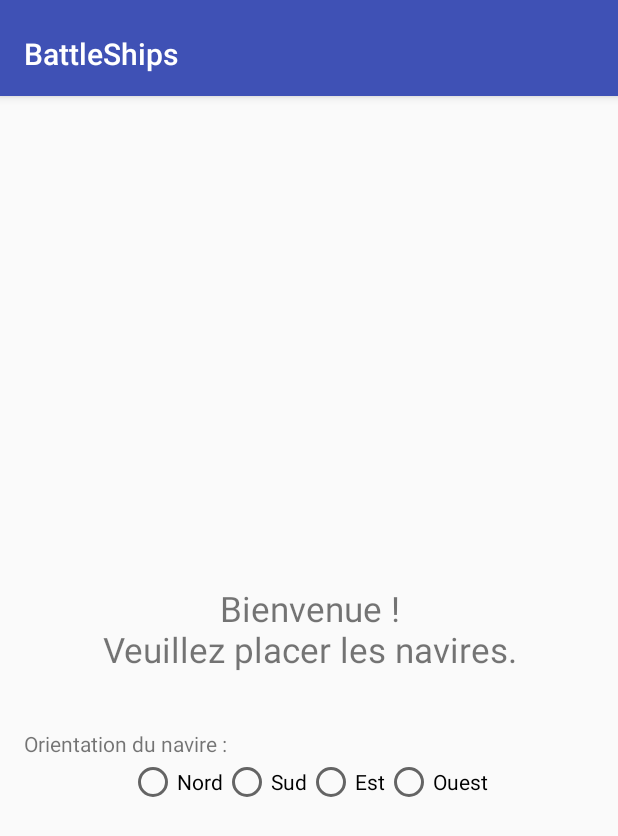
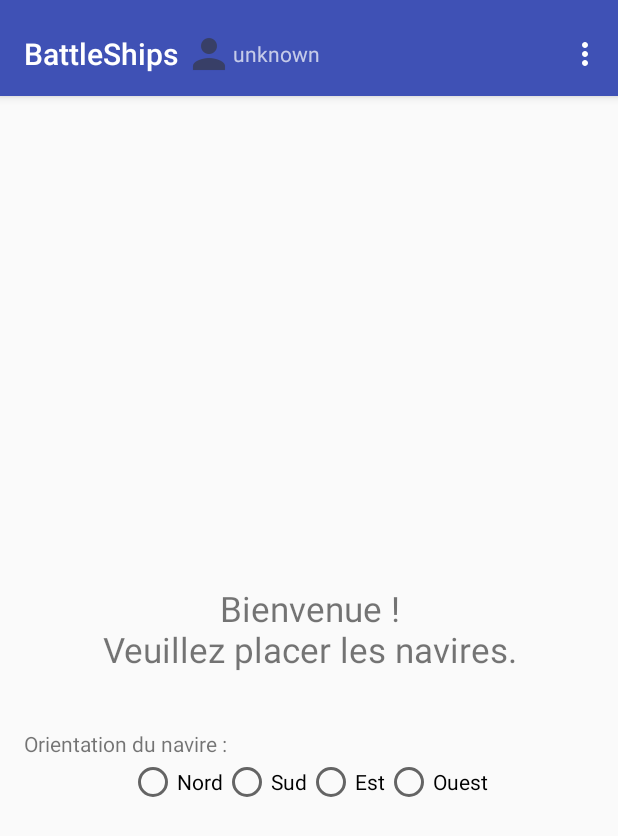
Before and after one commit to mklecha/BattleShips-ENSTA, an Android app: the PutShipsActivity screen opened directly, with no data from a screen before it, on a phone screen of 412 x 824 dp. Shown: the top 836 px of the screen. Run offline under Robolectric (Android 15) with nearby library versions, the phone set to English and light mode, and no system bars; 7 statements that could not run were skipped.

Commit message:
-added customizable toolbar to PutShipsActivity -added player name to toolbar

```diff
--- a/app/src/main/java/com/excilys/formation/battleships/android/ui/BattleShipsApplication.java
+++ b/app/src/main/java/com/excilys/formation/battleships/android/ui/BattleShipsApplication.java
@@ -14,6 +14,9 @@ import java.util.Random;
 
 
 public class BattleShipsApplication extends Application {
+
+    public static final String NAME_KEY = "player_name";
+    public static final String PREF_NAME = "Pref";
     private static Game game;
 
     private static Player[] mPlayers;
--- a/app/src/main/java/com/excilys/formation/battleships/android/ui/BoardActivity.java
+++ b/app/src/main/java/com/excilys/formation/battleships/android/ui/BoardActivity.java
@@ -52,7 +52,7 @@ public class BoardActivity extends AppCompatActivity implements BoardGridFragmen
         // setup layout
         setContentView(R.layout.activity_game_session);
 
-        // init toolbar
+        // init put_ships_toolbar
         Toolbar toolbar = (Toolbar) findViewById(R.id.toolbar);
         setSupportActionBar(toolbar);
 
--- a/app/src/main/java/com/excilys/formation/battleships/android/ui/PlayerNameActivity.java
+++ b/app/src/main/java/com/excilys/formation/battleships/android/ui/PlayerNameActivity.java
@@ -9,8 +9,11 @@ import android.widget.EditText;
 
 import battleships.formation.excilys.com.battleships.R;
 
+import static com.excilys.formation.battleships.android.ui.BattleShipsApplication.NAME_KEY;
+import static com.excilys.formation.battleships.android.ui.BattleShipsApplication.PREF_NAME;
+
 public class PlayerNameActivity extends AppCompatActivity {
-    private static final String NAME_KEY = "player_name";
+
 
     EditText mNameEditText;
     SharedPreferences preferences;
@@ -19,7 +22,7 @@ public class PlayerNameActivity extends AppCompatActivity {
     @Override
     protected void onCreate(Bundle savedInstanceState) {
         super.onCreate(savedInstanceState);
-        preferences = getApplicationContext().getSharedPreferences("Pref", MODE_PRIVATE);
+        preferences = getApplicationContext().getSharedPreferences(PREF_NAME, MODE_PRIVATE);
 
         String name = preferences.getString(NAME_KEY, null);
         if (name != null) {
--- a/app/src/main/java/com/excilys/formation/battleships/android/ui/PutShipsActivity.java
+++ b/app/src/main/java/com/excilys/formation/battleships/android/ui/PutShipsActivity.java
@@ -1,12 +1,14 @@
 package com.excilys.formation.battleships.android.ui;
 
 import android.content.Intent;
+import android.content.SharedPreferences;
 import android.os.Bundle;
 import android.support.design.widget.Snackbar;
 import android.support.v4.app.Fragment;
 import android.support.v7.app.AppCompatActivity;
 import android.support.v7.widget.Toolbar;
 import android.util.Log;
+import android.view.Menu;
 import android.view.View;
 import android.widget.RadioButton;
 import android.widget.RadioGroup;
@@ -20,6 +22,9 @@ import java.util.Locale;
 
 import battleships.formation.excilys.com.battleships.R;
 
+import static com.excilys.formation.battleships.android.ui.BattleShipsApplication.NAME_KEY;
+import static com.excilys.formation.battleships.android.ui.BattleShipsApplication.PREF_NAME;
+
 public class PutShipsActivity extends AppCompatActivity implements BoardGridFragment.BoardGridFragmentListener {
     private static final String TAG = PutShipsActivity.class.getSimpleName();
 
@@ -32,7 +37,9 @@ public class PutShipsActivity extends AppCompatActivity implements BoardGridFrag
     private RadioButton mEastRadio;
     private RadioButton mWestRadio;
     private TextView mShipName;
+    private TextView mPlayerName;
     private View mLayout;
+    private Toolbar mToolbar;
 
     /* ***
      * Attributes
@@ -49,9 +56,17 @@ public class PutShipsActivity extends AppCompatActivity implements BoardGridFrag
         // Setup the layout
         setContentView(R.layout.activity_put_ships);
 
-        // Init the toolbar
-        Toolbar toolbar = (Toolbar) findViewById(R.id.toolbar);
-        setSupportActionBar(toolbar);
+        // Init the put_ships_toolbar
+        mToolbar = (Toolbar) findViewById(R.id.putship_toolbar_actionbar);
+        setSupportActionBar(mToolbar);
+        try {
+            getActionBar().setTitle("");
+            getActionBar().setDisplayShowTitleEnabled(false);
+            getActionBar().setDisplayShowHomeEnabled(false);
+        } catch (Exception ex){}
+
+        mPlayerName = (TextView)mToolbar.findViewById(R.id.tvPlayerName);
+        mPlayerName.setText(getPlayerName());
 
         mLayout = findViewById(R.id.main_content);
         mOrientationRadioGroup = (RadioGroup) findViewById(R.id.putship_radios_orientation);
@@ -81,6 +96,12 @@ public class PutShipsActivity extends AppCompatActivity implements BoardGridFrag
 
         updateRadioButton();
         updateNextShipNameToDisplay();
+    }
+
+    @Override
+    public boolean onCreateOptionsMenu(Menu menu) {
+        getMenuInflater().inflate(R.menu.put_ships, menu);
+        return true;
     }
 
     @Override
@@ -160,4 +181,9 @@ public class PutShipsActivity extends AppCompatActivity implements BoardGridFrag
             mShipName.setText(text);
         }
     }
+
+    private String getPlayerName(){
+        SharedPreferences preferences = getApplicationContext().getSharedPreferences(PREF_NAME, MODE_PRIVATE);
+        return preferences.getString(NAME_KEY,"unknown");
+    }
 }
--- a/app/src/main/res/layout/activity_put_ships.xml
+++ b/app/src/main/res/layout/activity_put_ships.xml
@@ -8,6 +8,8 @@
     android:fitsSystemWindows="true"
     tools:context="com.excilys.formation.battleships.android.ui.PutShipsActivity">
 
+
+
     <ScrollView
         android:layout_width="match_parent"
         android:layout_height="match_parent">
@@ -17,7 +19,7 @@
             android:layout_height="match_parent"
             app:layout_behavior="@string/appbar_scrolling_view_behavior">
 
-            <!-- La toolbar -->
+            <!-- La put_ships_toolbar -->
             <android.support.design.widget.AppBarLayout
                 android:id="@+id/appbar"
                 android:layout_width="match_parent"
@@ -25,15 +27,7 @@
                 android:paddingTop="@dimen/appbar_padding_top"
                 android:theme="@style/AppTheme.AppBarOverlay">
 
-                <android.support.v7.widget.Toolbar
-                    android:id="@+id/toolbar"
-                    android:layout_width="match_parent"
-                    android:layout_height="?attr/actionBarSize"
-                    android:background="?attr/colorPrimary"
-                    app:layout_scrollFlags="scroll|enterAlways"
-                    app:popupTheme="@style/AppTheme.PopupOverlay">
-
-                </android.support.v7.widget.Toolbar>
+                <include layout="@layout/put_ships_toolbar" />
             </android.support.design.widget.AppBarLayout>
 
             <!-- Le reste de l'ecran -->
--- /dev/null
+++ b/app/src/main/res/layout/put_ships_toolbar.xml
@@ -0,0 +1,26 @@
+<?xml version="1.0" encoding="utf-8"?>
+<android.support.v7.widget.Toolbar xmlns:android="http://schemas.android.com/apk/res/android"
+    xmlns:app="http://schemas.android.com/apk/res-auto"
+    android:id="@+id/putship_toolbar_actionbar"
+    android:layout_width="match_parent"
+    app:theme="@style/ThemeOverlay.AppCompat.Dark.ActionBar"
+    android:layout_height="?android:actionBarSize"
+    android:background="@color/colorPrimary">
+
+    <LinearLayout
+        android:orientation="horizontal"
+        android:layout_width="wrap_content"
+        android:layout_height="wrap_content">
+        <ImageView
+            android:layout_gravity="center_vertical"
+            android:src="@drawable/ic_player"
+            android:layout_width="wrap_content"
+            android:layout_height="wrap_content" />
+        <TextView
+            android:layout_gravity="center_vertical"
+            android:id="@+id/tvPlayerName"
+            android:layout_width="wrap_content"
+            android:layout_height="wrap_content" />
+    </LinearLayout>
+
+</android.support.v7.widget.Toolbar>
--- /dev/null
+++ b/app/src/main/res/menu/put_ships.xml
@@ -0,0 +1,6 @@
+<?xml version="1.0" encoding="utf-8"?>
+<menu xmlns:android="http://schemas.android.com/apk/res/android">
+    <item
+        android:id="@+id/t"
+        android:title="t" />
+</menu>
```
Also changed, not shown: app/src/main/res/drawable-hdpi/ic_player.png (added), app/src/main/res/drawable-mdpi/ic_player.png (added), app/src/main/res/drawable-xhdpi/ic_player.png (added), app/src/main/res/drawable-xxhdpi/ic_player.png (added).
